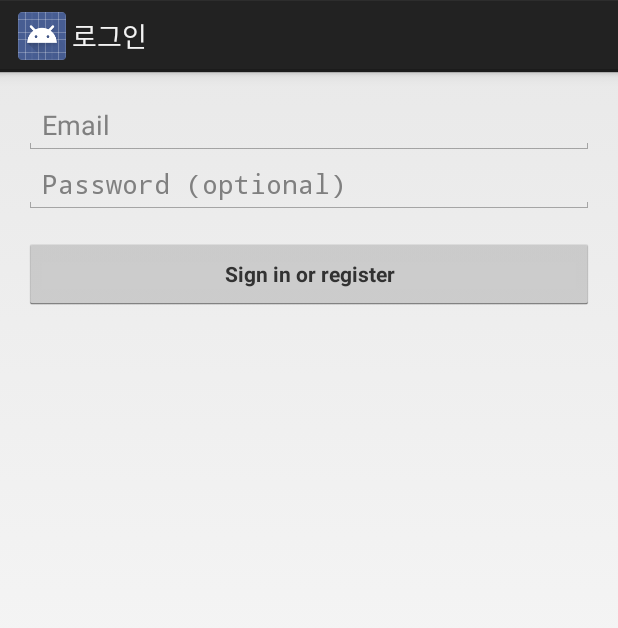
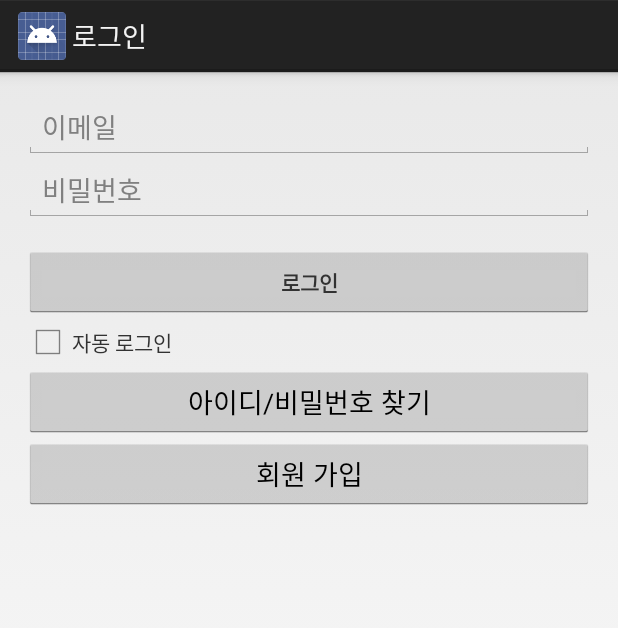
Before and after one commit to kimkoen3536/travel-plan, an Android app: the screen it shows after launch (LoginActivity), on a phone screen of 412 x 824 dp. Shown: the top 628 px of the screen. Run offline under Robolectric (Android 15) with nearby library versions, the phone set to English and light mode, and no system bars; 2 statements that could not run were skipped.

Commit message:
로그인 화면 구성 완료

```diff
--- a/app/src/main/res/layout/activity_login.xml
+++ b/app/src/main/res/layout/activity_login.xml
@@ -59,6 +59,28 @@
                     android:text="@string/action_sign_in"
                     android:textStyle="bold"/>
 
+                <LinearLayout
+                    android:layout_width="fill_parent"
+                    android:layout_height="wrap_content">
+                    <CheckBox
+                        android:layout_width="wrap_content"
+                        android:layout_height="wrap_content" />
+                    <TextView
+                        android:layout_width="wrap_content"
+                        android:layout_height="wrap_content"
+                        android:text="@string/automatic_login" />
+                </LinearLayout>
+
+                <Button
+                    android:layout_width="fill_parent"
+                    android:layout_height="wrap_content"
+                    android:text="@string/find_id_or_password" />
+
+                <Button
+                    android:layout_width="fill_parent"
+                    android:layout_height="wrap_content"
+                    android:text="@string/sign_up" />
+
             </LinearLayout>
     </ScrollView>
 
--- a/app/src/main/res/values/strings.xml
+++ b/app/src/main/res/values/strings.xml
@@ -2,10 +2,7 @@
 <resources>
 
     <string name="app_name">Travel Plan</string>
-    <string name="hello_world">Hello world!</string>
-    <string name="action_settings">Settings</string>
+    <string name="action_settings">설정</string>
     <string name="title_activity_intro">여행 계획</string>
-    <string name="dummy_button">Dummy Button</string>
-    <string name="dummy_content">DUMMY\nCONTENT</string>
 
 </resources>
--- a/app/src/main/res/values/strings_activity_login.xml
+++ b/app/src/main/res/values/strings_activity_login.xml
@@ -2,13 +2,16 @@
         <string name="title_activity_login">로그인</string>
 
     <!-- Strings related to login -->
-    <string name="prompt_email">Email</string>
-    <string name="prompt_password">Password (optional)</string>
-    <string name="action_sign_in">Sign in or register</string>
-    <string name="action_sign_in_short">Sign in</string>
+    <string name="prompt_email">이메일</string>
+    <string name="prompt_password">비밀번호</string>
+    <string name="action_sign_in">로그인</string>
+    <string name="action_sign_in_short">로그인</string>
+    <string name="automatic_login">자동 로그인</string>
+    <string name="find_id_or_password">아이디/비밀번호 찾기</string>
+    <string name="sign_up">회원 가입</string>
 
-    <string name="error_invalid_email">This email address is invalid</string>
-    <string name="error_invalid_password">This password is too short</string>
-    <string name="error_incorrect_password">This password is incorrect</string>
-    <string name="error_field_required">This field is required</string>
+    <string name="error_invalid_email">이메일 주소를 바르게 입력하십시오</string>
+    <string name="error_invalid_password">비밀번호가 너무 짧습니다</string>
+    <string name="error_incorrect_password">비밀번호가 틀렸습니다</string>
+    <string name="error_field_required">이 항목을 입력해주세요</string>
 </resources>
```
Also changed, not shown: app/src/main/res/layout/activity_intro.xml (+0 -9 lines).
